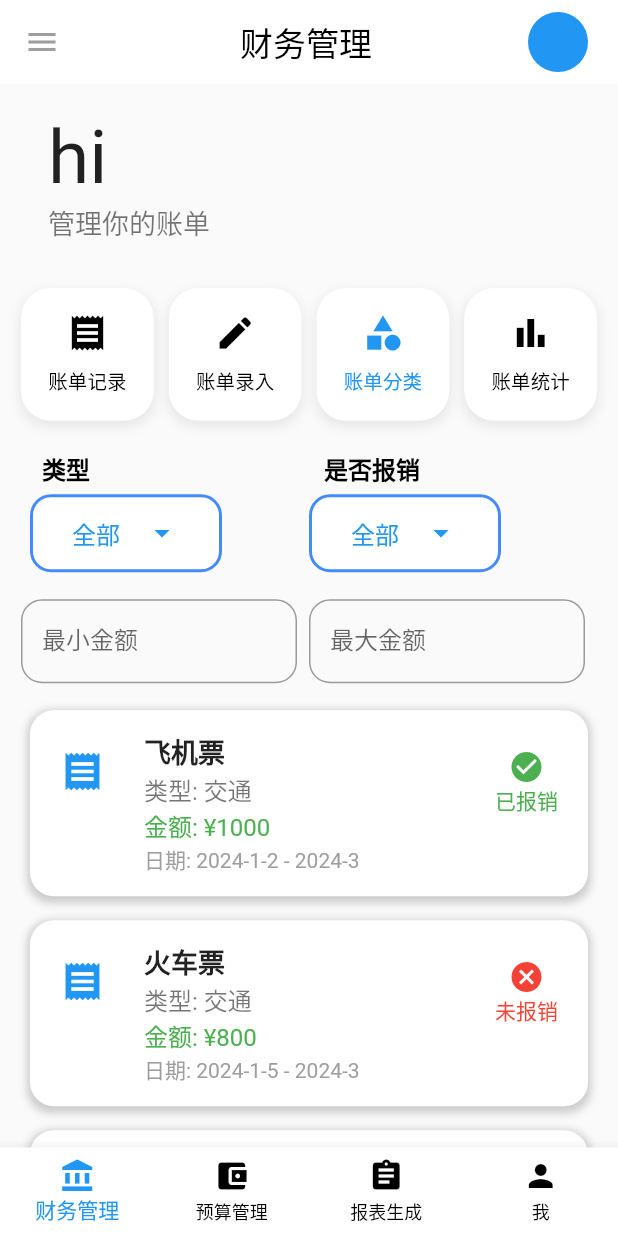
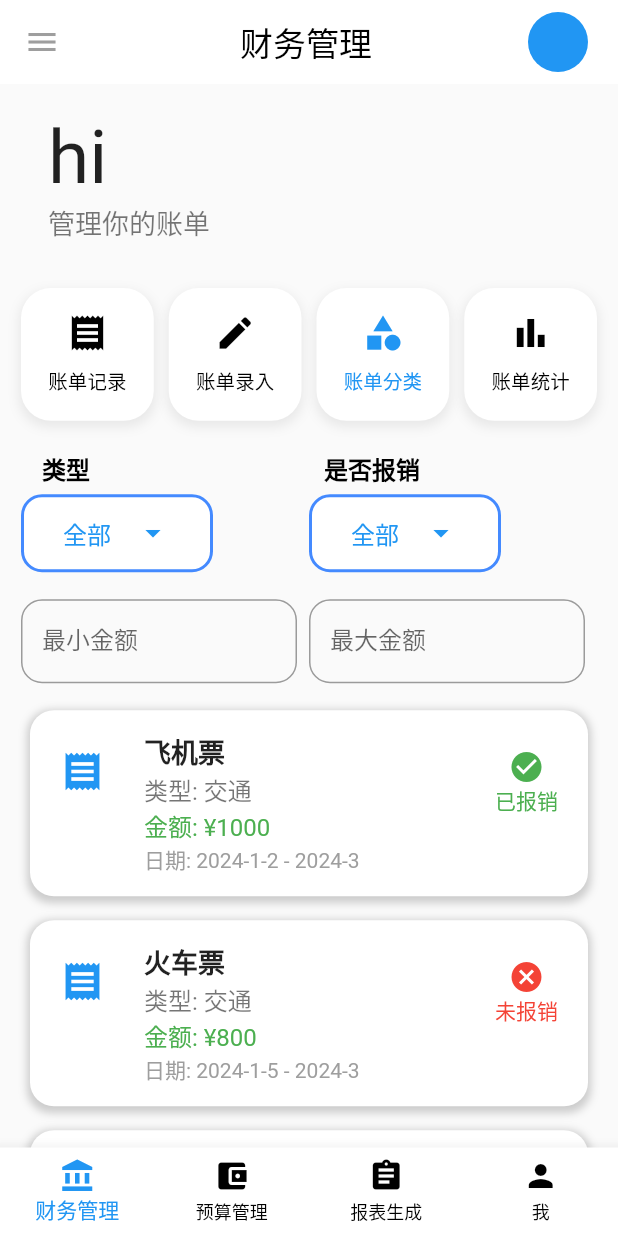
Before and after one commit to Yxggla/cptapp, a Flutter app: the HomePage screen opened directly with empty values, after a tap on "账单录入", after a tap on "账单分类", on a phone screen of 412 x 824 dp. Run offline on Flutter 3.47's test engine with Material 2 defaults, Android fonts, the light colour scheme and no system bars; our stand-ins replace image_picker.

Commit message:
5-10 evening

```diff
--- a/lib/home/HomeCwgl.dart
+++ b/lib/home/HomeCwgl.dart
@@ -670,7 +670,7 @@ class _HomePageState extends State<HomePage> {
                       ),
                     ),
                     Container(
-                      padding: EdgeInsets.symmetric(horizontal: 10), // 调整下拉框的内边距
+                      padding: EdgeInsets.symmetric(horizontal: 4), // 调整下拉框的内边距
                       decoration: BoxDecoration(
                         borderRadius: BorderRadius.circular(10),
                       ),
```
